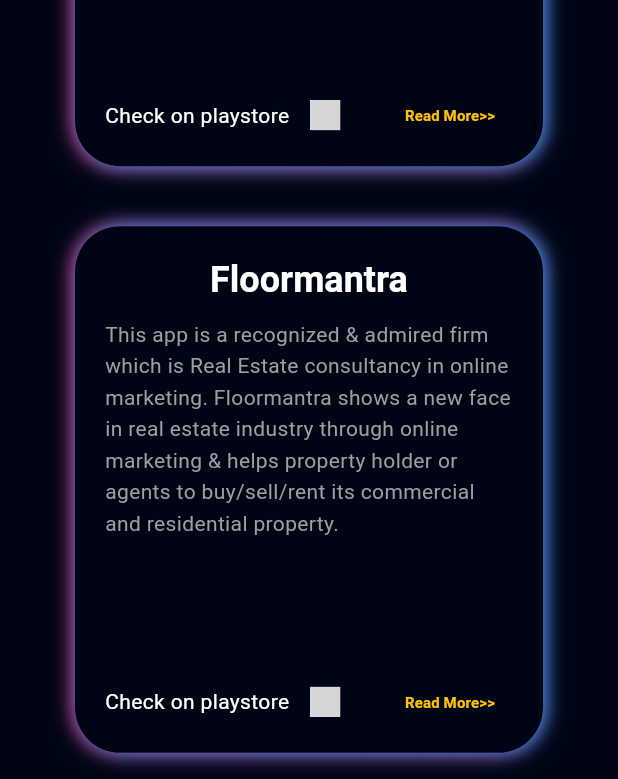
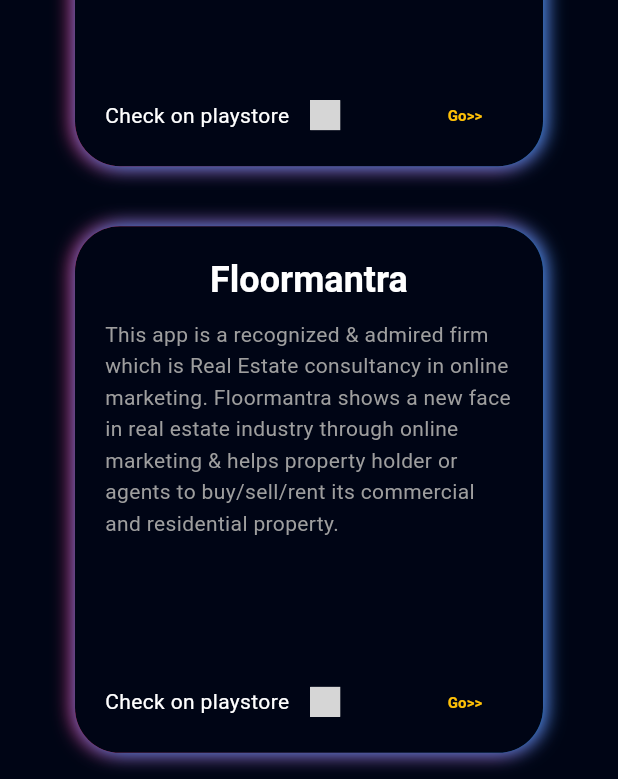
Before and after one commit to JadhavMonalisa/portfollio, a Flutter app: the Projects screen opened directly, scrolled down 1201 dp, on a phone screen of 412 x 824 dp. Shown: the part 454-1233 px from the top of the screen. Run offline on Flutter 3.47's test engine with Material 2 defaults, Android fonts, the phone set to English and light mode, and no system bars; our stand-ins replace flutter_svg, font_awesome_flutter, get, google_fonts, photo_view; grey boxes are pictures that could not be loaded.

```diff
--- a/lib/view/experience.dart
+++ b/lib/view/experience.dart
@@ -30,7 +30,7 @@
                   extraLargeScreen:
                       ExperienceGrid(crossAxisCount: 3, ratio: 1.6),
                   largeMobile: ExperienceGrid(crossAxisCount: 1, ratio: 1.8),
-                  mobile: ExperienceGrid(crossAxisCount: 1, ratio: 1.4),
+                  mobile: ExperienceGrid(crossAxisCount: 1, ratio: 1.0),
                   tablet: ExperienceGrid(
                     ratio: 1.7,
                     crossAxisCount: 2,
--- a/lib/view/experience_grid.dart
+++ b/lib/view/experience_grid.dart
@@ -16,7 +16,7 @@
   @override
   Widget build(BuildContext context) {
     return GridView.builder(
-      padding: const EdgeInsets.symmetric(horizontal: 30),
+      padding: const EdgeInsets.symmetric(horizontal: 18),
       itemCount: experienceList.length,
       gridDelegate: SliverGridDelegateWithFixedCrossAxisCount(
           crossAxisCount: crossAxisCount, childAspectRatio: ratio),
--- a/lib/view/project_link.dart
+++ b/lib/view/project_link.dart
@@ -38,7 +38,7 @@
               launchUrl(Uri.parse(projectList[index].link));
             },
             child: const Text(
-              'Read More>>',
+              'Go>>',
               overflow: TextOverflow.ellipsis,
               style: TextStyle(
                   color: Colors.amber,
```
Also changed, not shown: assets/images/profile.png (deleted), 6 other files.
